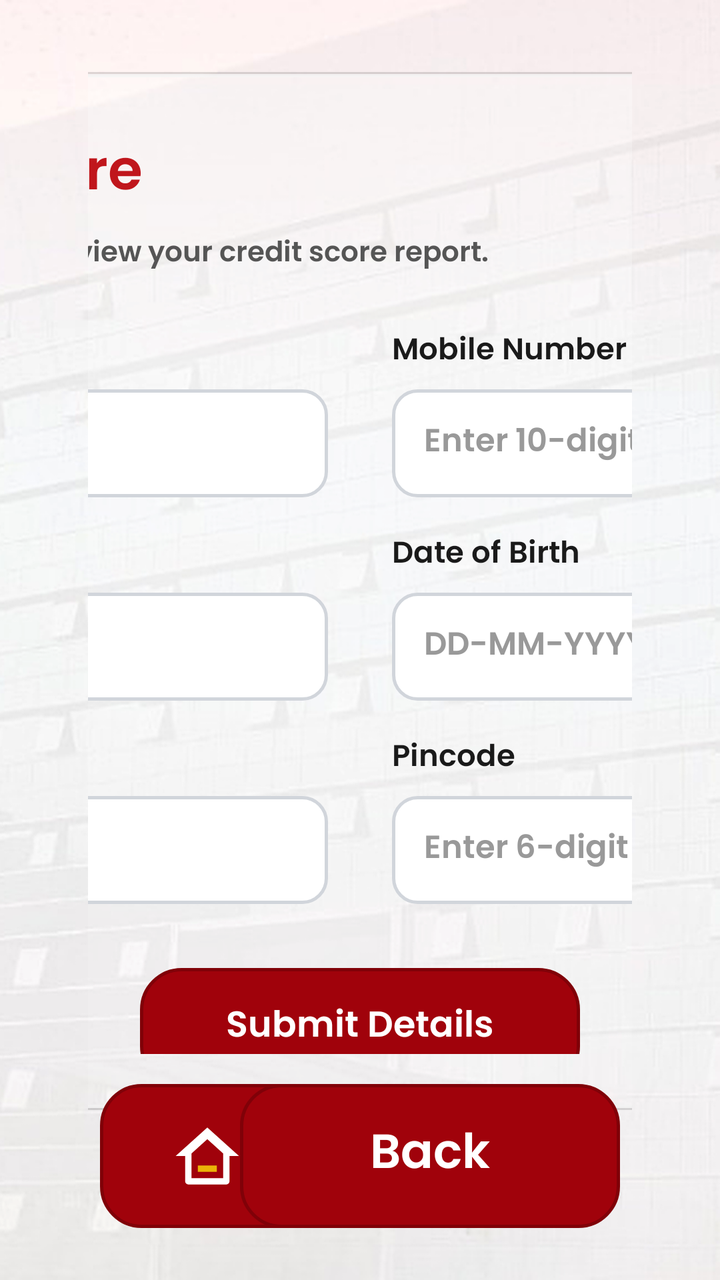
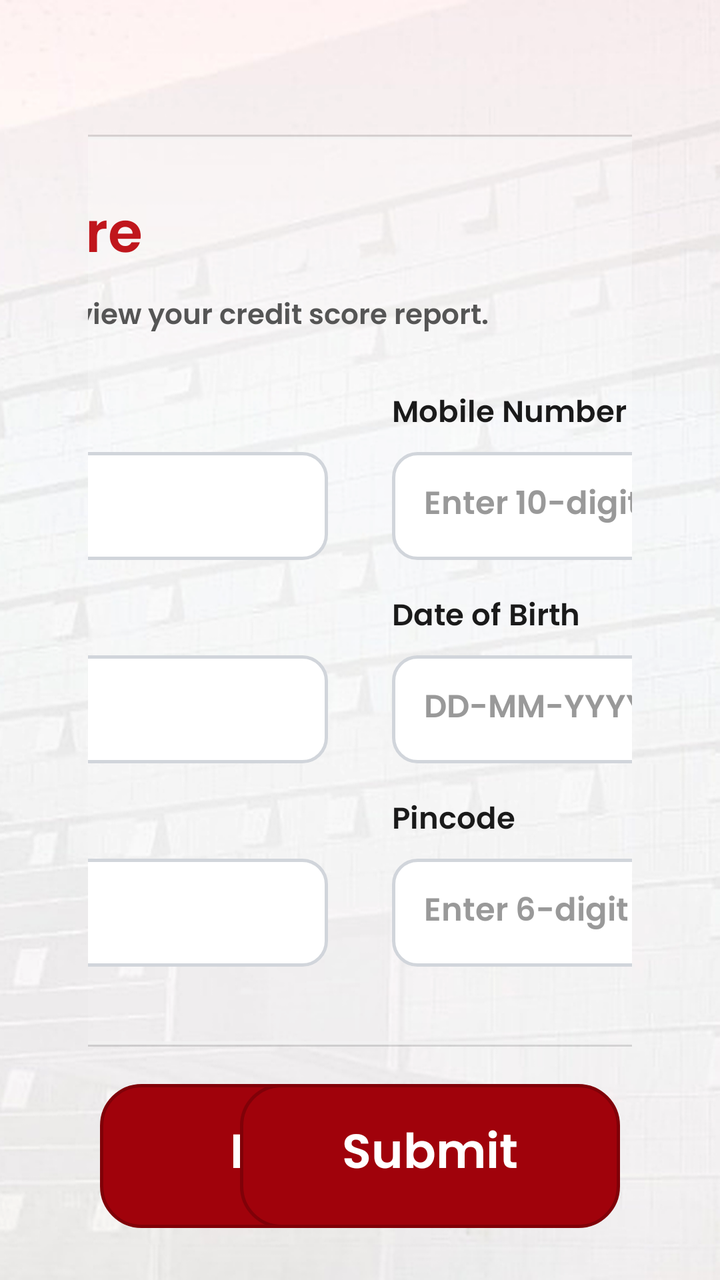

Before-and-after screenshots of an Android layout around one commit, followed by the original layout XML and the change that was made.
<!-- AndroidManifest.xml: application theme Theme.PNBBank -->
<!-- res/layout/activity_credit_score.xml -->
<?xml version="1.0" encoding="utf-8"?>
<FrameLayout xmlns:android="http://schemas.android.com/apk/res/android"
    xmlns:app="http://schemas.android.com/apk/res-auto"
    android:layout_width="match_parent"
    android:layout_height="match_parent">

    
    <ImageView
        android:layout_width="match_parent"
        android:layout_height="match_parent"
        android:scaleType="centerCrop"
        android:src="@drawable/bg_kiosk" />

    
    <LinearLayout
        android:layout_width="match_parent"
        android:layout_height="match_parent"
        android:gravity="center"
        android:orientation="horizontal"
        android:paddingHorizontal="44dp"
        android:paddingTop="36dp"
        android:paddingBottom="85dp">

        <LinearLayout
            android:id="@+id/glassInnerContainer"
            android:layout_width="980dp"
            android:layout_height="wrap_content"
            android:background="@drawable/bg_glass_card"
            android:clipToOutline="true"
            android:elevation="24dp"
            android:orientation="vertical"
            android:outlineProvider="background"
            android:paddingHorizontal="48dp"
            android:paddingVertical="28dp"
            android:translationZ="8dp">

            
            <TextView
                android:layout_width="wrap_content"
                android:layout_height="wrap_content"
                android:text="Know Your Credit Score"
                android:textColor="@color/pnb_red"
                android:textSize="28sp"
                android:textStyle="bold" />

            <TextView
                android:layout_width="wrap_content"
                android:layout_height="wrap_content"
                android:layout_marginTop="4dp"
                android:text="Please fill in the details below to fetch and view your credit score report."
                android:textColor="@color/text_secondary"
                android:textSize="14sp" />

            
            <ScrollView
                android:layout_width="match_parent"
                android:layout_height="0dp"
                android:layout_weight="1"
                android:layout_marginTop="20dp"
                android:overScrollMode="never"
                android:scrollbars="none">

                <LinearLayout
                    android:layout_width="match_parent"
                    android:layout_height="wrap_content"
                    android:orientation="vertical">

                    
                    <GridLayout
                        android:layout_width="match_parent"
                        android:layout_height="wrap_content"
                        android:columnCount="2"
                        android:rowCount="3"
                        android:alignmentMode="alignMargins"
                        android:useDefaultMargins="true">

                        
                        <LinearLayout
                            android:layout_width="0dp"
                            android:layout_height="wrap_content"
                            android:layout_columnWeight="1"
                            android:layout_marginEnd="16dp"
                            android:layout_marginBottom="12dp"
                            android:orientation="vertical">

                            <TextView
                                android:layout_width="wrap_content"
                                android:layout_height="wrap_content"
                                android:text="Full Name"
                                android:textColor="@color/text_primary"
                                android:textSize="15sp"
                                android:textStyle="bold" />

                            <EditText
                                android:id="@+id/etFullName"
                                android:layout_width="match_parent"
                                android:layout_height="54dp"
                                android:layout_marginTop="6dp"
                                android:background="@drawable/bg_input_box"
                                android:hint="Enter full name"
                                android:inputType="textPersonName"
                                android:paddingHorizontal="16dp"
                                android:textColor="@color/text_primary"
                                android:textColorHint="@color/text_hint"
                                android:textSize="16sp" />
                        </LinearLayout>

                        
                        <LinearLayout
                            android:layout_width="0dp"
                            android:layout_height="wrap_content"
                            android:layout_columnWeight="1"
                            android:layout_marginStart="16dp"
                            android:layout_marginBottom="12dp"
                            android:orientation="vertical">

                            <TextView
                                android:layout_width="wrap_content"
                                android:layout_height="wrap_content"
                                android:text="Mobile Number"
                                android:textColor="@color/text_primary"
                                android:textSize="15sp"
                                android:textStyle="bold" />

                            <EditText
                                android:id="@+id/etMobileNumber"
                                android:layout_width="match_parent"
                                android:layout_height="54dp"
                                android:layout_marginTop="6dp"
                                android:background="@drawable/bg_input_box"
                                android:hint="Enter 10-digit mobile number"
                                android:inputType="phone"
                                android:maxLength="10"
                                android:paddingHorizontal="16dp"
                                android:textColor="@color/text_primary"
                                android:textColorHint="@color/text_hint"
                                android:textSize="16sp" />
                        </LinearLayout>

                        
                        <LinearLayout
                            android:layout_width="0dp"
                            android:layout_height="wrap_content"
                            android:layout_columnWeight="1"
                            android:layout_marginEnd="16dp"
                            android:layout_marginBottom="12dp"
                            android:orientation="vertical">

                            <TextView
                                android:layout_width="wrap_content"
                                android:layout_height="wrap_content"
                                android:text="PAN Card Number (Document ID)"
                                android:textColor="@color/text_primary"
                                android:textSize="15sp"
                                android:textStyle="bold" />

                            <EditText
                                android:id="@+id/etDocumentId"
                                android:layout_width="match_parent"
                                android:layout_height="54dp"
                                android:layout_marginTop="6dp"
                                android:background="@drawable/bg_input_box"
                                android:hint="Enter 10-character PAN"
                                android:inputType="textCapCharacters"
                                android:maxLength="10"
                                android:paddingHorizontal="16dp"
                                android:textColor="@color/text_primary"
                                android:textColorHint="@color/text_hint"
                                android:textSize="16sp" />
                        </LinearLayout>

                        
                        <LinearLayout
                            android:layout_width="0dp"
                            android:layout_height="wrap_content"
                            android:layout_columnWeight="1"
                            android:layout_marginStart="16dp"
                            android:layout_marginBottom="12dp"
                            android:orientation="vertical">

                            <TextView
                                android:layout_width="wrap_content"
                                android:layout_height="wrap_content"
                                android:text="Date of Birth"
                                android:textColor="@color/text_primary"
                                android:textSize="15sp"
                                android:textStyle="bold" />

                            <EditText
                                android:id="@+id/etDateOfBirth"
                                android:layout_width="match_parent"
                                android:layout_height="54dp"
                                android:layout_marginTop="6dp"
                                android:background="@drawable/bg_input_box"
                                android:hint="DD-MM-YYYY"
                                android:inputType="date"
                                android:paddingHorizontal="16dp"
                                android:textColor="@color/text_primary"
                                android:textColorHint="@color/text_hint"
                                android:textSize="16sp" />
                        </LinearLayout>

                        
                        <LinearLayout
                            android:layout_width="0dp"
                            android:layout_height="wrap_content"
                            android:layout_columnWeight="1"
                            android:layout_marginEnd="16dp"
                            android:layout_marginBottom="12dp"
                            android:orientation="vertical">

                            <TextView
                                android:layout_width="wrap_content"
                                android:layout_height="wrap_content"
                                android:text="Full Address"
                                android:textColor="@color/text_primary"
                                android:textSize="15sp"
                                android:textStyle="bold" />

                            <EditText
                                android:id="@+id/etAddress"
                                android:layout_width="match_parent"
                                android:layout_height="54dp"
                                android:layout_marginTop="6dp"
                                android:background="@drawable/bg_input_box"
                                android:hint="Enter residential address"
                                android:inputType="textPostalAddress"
                                android:paddingHorizontal="16dp"
                                android:textColor="@color/text_primary"
                                android:textColorHint="@color/text_hint"
                                android:textSize="16sp" />
                        </LinearLayout>

                        
                        <LinearLayout
                            android:layout_width="0dp"
                            android:layout_height="wrap_content"
                            android:layout_columnWeight="1"
                            android:layout_marginStart="16dp"
                            android:layout_marginBottom="12dp"
                            android:orientation="vertical">

                            <TextView
                                android:layout_width="wrap_content"
                                android:layout_height="wrap_content"
                                android:text="Pincode"
                                android:textColor="@color/text_primary"
                                android:textSize="15sp"
                                android:textStyle="bold" />

                            <EditText
                                android:id="@+id/etPincode"
                                android:layout_width="match_parent"
                                android:layout_height="54dp"
                                android:layout_marginTop="6dp"
                                android:background="@drawable/bg_input_box"
                                android:hint="Enter 6-digit pincode"
                                android:inputType="number"
                                android:maxLength="6"
                                android:paddingHorizontal="16dp"
                                android:textColor="@color/text_primary"
                                android:textColorHint="@color/text_hint"
                                android:textSize="16sp" />
                        </LinearLayout>

                    </GridLayout>

                    
                    <TextView
                        android:id="@+id/tvFormError"
                        android:layout_width="wrap_content"
                        android:layout_height="wrap_content"
                        android:layout_gravity="center_horizontal"
                        android:layout_marginTop="12dp"
                        android:textColor="@color/pnb_red"
                        android:textSize="14sp"
                        android:visibility="gone" />

                    
                    <LinearLayout
                        android:id="@+id/btnSubmitCreditScore"
                        android:layout_width="220dp"
                        android:layout_height="60dp"
                        android:layout_gravity="center_horizontal"
                        android:layout_marginTop="20dp"
                        android:layout_marginBottom="10dp"
                        android:background="@drawable/bg_proceed_button"
                        android:clickable="true"
                        android:focusable="true"
                        android:gravity="center">

                        <TextView
                            android:layout_width="wrap_content"
                            android:layout_height="wrap_content"
                            android:text="Submit Details"
                            android:textColor="#FFFFFF"
                            android:textSize="18sp"
                            android:textStyle="bold" />
                    </LinearLayout>

                </LinearLayout>
            </ScrollView>

        </LinearLayout>
    </LinearLayout>

    
    <LinearLayout
        android:id="@+id/btnHomeContainer"
        android:layout_width="190dp"
        android:layout_height="72dp"
        android:layout_gravity="bottom|start"
        android:layout_marginStart="50dp"
        android:layout_marginBottom="26dp"
        android:background="@drawable/bg_proceed_button"
        android:clickable="true"
        android:focusable="true"
        android:gravity="center"
        android:orientation="horizontal">

        <ImageView
            android:layout_width="38dp"
            android:layout_height="38dp"
            android:src="@drawable/ic_home_pnb" />

        <TextView
            android:layout_width="wrap_content"
            android:layout_height="wrap_content"
            android:layout_marginStart="10dp"
            android:text="Home"
            android:textColor="#FFFFFF"
            android:textSize="24sp"
            android:textStyle="bold" />

    </LinearLayout>

    
    <LinearLayout
        android:id="@+id/btnBackContainer"
        android:layout_width="190dp"
        android:layout_height="72dp"
        android:layout_gravity="bottom|end"
        android:layout_marginEnd="50dp"
        android:layout_marginBottom="26dp"
        android:background="@drawable/bg_proceed_button"
        android:clickable="true"
        android:focusable="true"
        android:gravity="center"
        android:orientation="horizontal">

        <TextView
            android:layout_width="wrap_content"
            android:layout_height="wrap_content"
            android:text="Back"
            android:textColor="#FFFFFF"
            android:textSize="24sp"
            android:textStyle="bold" />

    </LinearLayout>

</FrameLayout>
<!-- resources referenced by this layout -->
<resources>
  <color name="pnb_red">#C0161C</color>
  <color name="text_hint">#999999</color>
  <color name="text_primary">#1A1A1A</color>
  <color name="text_secondary">#555555</color>
  <!-- drawable bg_glass_card (drawable) -->
  <?xml version="1.0" encoding="utf-8"?>
  <layer-list xmlns:android="http://schemas.android.com/apk/res/android">
      
      <item>
          <shape android:shape="rectangle">
              <corners android:radius="26dp" />
              <stroke
                  android:width="2.5dp"
                  android:color="#22000000" />
          </shape>
      </item>
  
      
      <item
          android:bottom="1dp"
          android:left="1dp"
          android:right="1dp"
          android:top="1dp">
          <shape android:shape="rectangle">
              
              <gradient
                  android:angle="270"
                  android:endColor="#1CFFFFFF"
                  android:startColor="#45FFFFFF"
                  android:type="linear" />
              
              <stroke
                  android:width="1.5dp"
                  android:color="#B3FFFFFF" />
              <corners android:radius="25dp" />
          </shape>
      </item>
  </layer-list>
  <!-- drawable bg_input_box (drawable) -->
  <?xml version="1.0" encoding="utf-8"?>
  <shape xmlns:android="http://schemas.android.com/apk/res/android"
      android:shape="rectangle">
      <solid android:color="#FFFFFF" />
      <stroke
          android:width="1.5dp"
          android:color="#D1D5DB" />
      <corners android:radius="12dp" />
  </shape>
  <!-- drawable bg_kiosk (drawable) -->
  <?xml version="1.0" encoding="utf-8"?>
  <bitmap xmlns:android="http://schemas.android.com/apk/res/android"
      android:src="@drawable/bg_kiosk_new"
      android:filter="true"
      android:dither="true"
      android:mipMap="true" />
  <!-- drawable bg_proceed_button (drawable) -->
  <?xml version="1.0" encoding="utf-8"?>
  <ripple xmlns:android="http://schemas.android.com/apk/res/android"
      android:color="#20FFFFFF">
      <item>
          <shape android:shape="rectangle">
              <solid android:color="#A0020B" />
              <stroke
                  android:width="1.5dp"
                  android:color="#800108" />
              <corners android:radius="20dp" />
          </shape>
      </item>
  </ripple>
  <!-- drawable ic_home_pnb (drawable) -->
  <vector xmlns:android="http://schemas.android.com/apk/res/android"
      android:width="36dp"
      android:height="36dp"
      android:viewportWidth="24"
      android:viewportHeight="24">
      
      <path
          android:fillColor="#FFFFFF"
          android:pathData="M12,3L2,12h3v8a1,1 0,0 0,1 1h12a1,1 0,0 0,1 -1v-8h3L12,3zM17,19H7v-7.81l5,-4.5 5,4.5V19z" />
      
      <path
          android:fillColor="#EAB308"
          android:pathData="M9,15h6v2H9z" />
  </vector>
  <style name="Theme.PNBBank" parent="Theme.AppCompat.Light.NoActionBar">
          <item name="colorPrimary">@color/pnb_red</item>
          <item name="colorPrimaryDark">@color/pnb_red_dark</item>
          <item name="colorAccent">@color/pnb_gold</item>
          <item name="android:windowBackground">@color/bg_white</item>
          <item name="android:statusBarColor">@android:color/transparent</item>
          <item name="android:navigationBarColor">@android:color/transparent</item>
          <item name="android:windowFullscreen">true</item>
          <item name="android:fontFamily">@font/poppins</item>
          <item name="fontFamily">@font/poppins</item>
          <item name="android:textFontWeight">600</item>
      </style>
  <!-- drawable bg_kiosk_new: png bitmap (drawable, 731864 bytes) -->
  <color name="pnb_red_dark">#8B0000</color>
  <color name="pnb_gold">#D4A017</color>
  <color name="bg_white">#FFFFFF</color>
</resources>

<!-- the commit's change to res/layout/activity_credit_score.xml (unified diff, before → after) -->
@@ -276,28 +276,6 @@
                         android:textSize="14sp"
                         android:visibility="gone" />
 
-                    
-                    <LinearLayout
-                        android:id="@+id/btnSubmitCreditScore"
-                        android:layout_width="220dp"
-                        android:layout_height="60dp"
-                        android:layout_gravity="center_horizontal"
-                        android:layout_marginTop="20dp"
-                        android:layout_marginBottom="10dp"
-                        android:background="@drawable/bg_proceed_button"
-                        android:clickable="true"
-                        android:focusable="true"
-                        android:gravity="center">
-
-                        <TextView
-                            android:layout_width="wrap_content"
-                            android:layout_height="wrap_content"
-                            android:text="Submit Details"
-                            android:textColor="#FFFFFF"
-                            android:textSize="18sp"
-                            android:textStyle="bold" />
-                    </LinearLayout>
-
                 </LinearLayout>
             </ScrollView>
 
@@ -306,7 +284,7 @@
 
     
     <LinearLayout
-        android:id="@+id/btnHomeContainer"
+        android:id="@+id/btnBackContainer"
         android:layout_width="190dp"
         android:layout_height="72dp"
         android:layout_gravity="bottom|start"
@@ -318,16 +296,10 @@
         android:gravity="center"
         android:orientation="horizontal">
 
-        <ImageView
-            android:layout_width="38dp"
-            android:layout_height="38dp"
-            android:src="@drawable/ic_home_pnb" />
-
         <TextView
             android:layout_width="wrap_content"
             android:layout_height="wrap_content"
-            android:layout_marginStart="10dp"
-            android:text="Home"
+            android:text="Back"
             android:textColor="#FFFFFF"
             android:textSize="24sp"
             android:textStyle="bold" />
@@ -336,7 +308,7 @@
 
     
     <LinearLayout
-        android:id="@+id/btnBackContainer"
+        android:id="@+id/btnSubmitCreditScore"
         android:layout_width="190dp"
         android:layout_height="72dp"
         android:layout_gravity="bottom|end"
@@ -351,7 +323,7 @@
         <TextView
             android:layout_width="wrap_content"
             android:layout_height="wrap_content"
-            android:text="Back"
+            android:text="Submit"
             android:textColor="#FFFFFF"
             android:textSize="24sp"
             android:textStyle="bold" />
<!-- resource entries referenced after the edit -->
@@ -69,21 +69,6 @@
           </shape>
       </item>
   </ripple>
-  <!-- drawable ic_home_pnb (drawable) -->
-  <vector xmlns:android="http://schemas.android.com/apk/res/android"
-      android:width="36dp"
-      android:height="36dp"
-      android:viewportWidth="24"
-      android:viewportHeight="24">
-      
-      <path
-          android:fillColor="#FFFFFF"
-          android:pathData="M12,3L2,12h3v8a1,1 0,0 0,1 1h12a1,1 0,0 0,1 -1v-8h3L12,3zM17,19H7v-7.81l5,-4.5 5,4.5V19z" />
-      
-      <path
-          android:fillColor="#EAB308"
-          android:pathData="M9,15h6v2H9z" />
-  </vector>
   <style name="Theme.PNBBank" parent="Theme.AppCompat.Light.NoActionBar">
           <item name="colorPrimary">@color/pnb_red</item>
           <item name="colorPrimaryDark">@color/pnb_red_dark</item>
